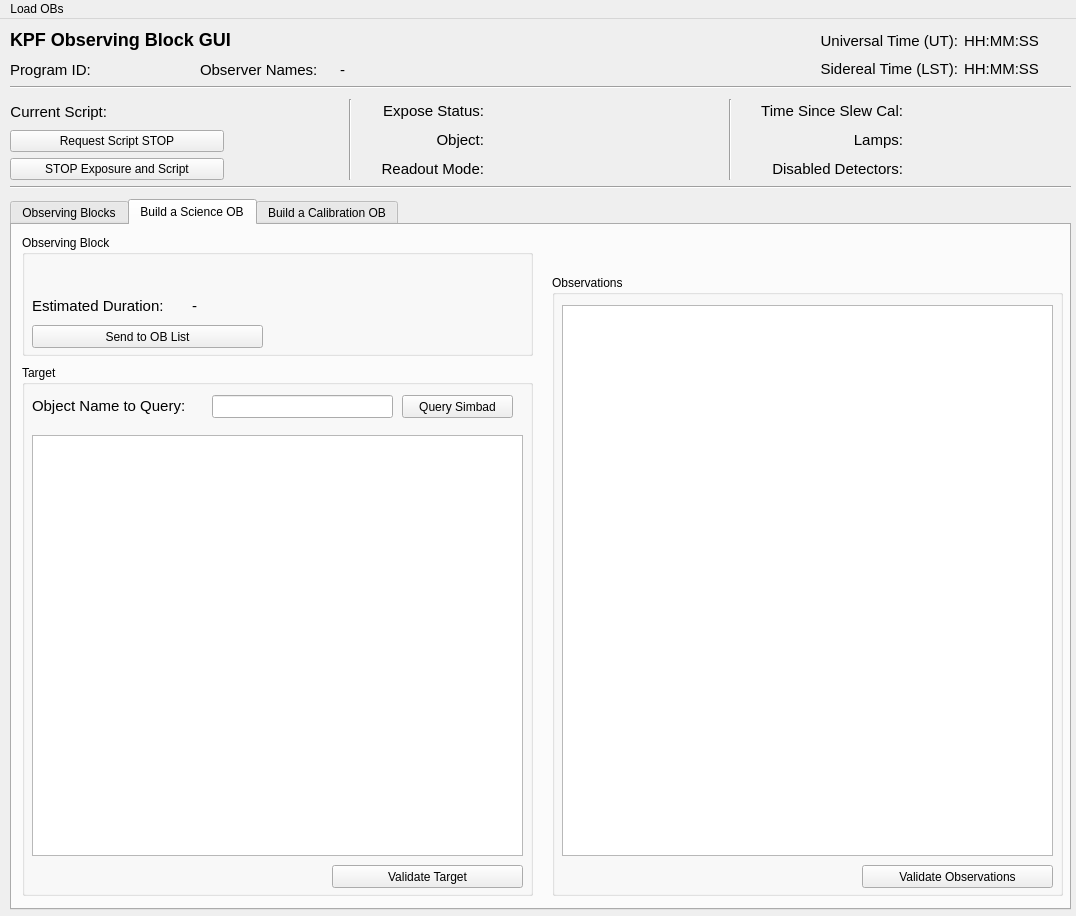
The window that kpf/OB_GUI/KPF_OB_GUI.ui (KeckObservatory/KPFTranslator) describes before a commit, drawn with Qt 5.
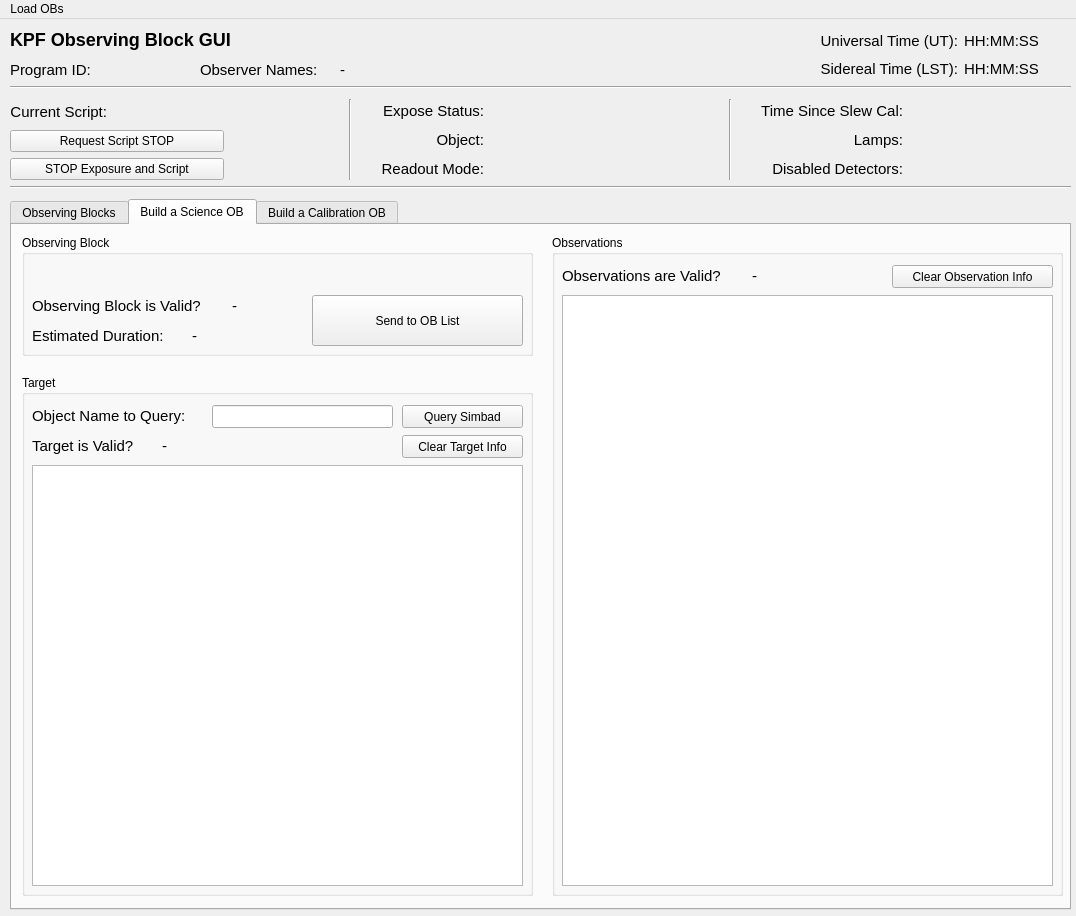
The same window after the commit. The open tabs and pages were chosen to show the change.

Commit message: Move build OB actions to tabs

What changed in the file:
```diff
--- a/kpf/OB_GUI/KPF_OB_GUI.ui
+++ b/kpf/OB_GUI/KPF_OB_GUI.ui
@@ -795,34 +795,15 @@
       <property name="geometry">
        <rect>
         <x>10</x>
-        <y>140</y>
+        <y>150</y>
         <width>511</width>
-        <height>531</height>
+        <height>521</height>
        </rect>
       </property>
       <property name="title">
        <string>Target</string>
       </property>
-      <widget class="QListView" name="TargetView">
-       <property name="geometry">
-        <rect>
-         <x>10</x>
-         <y>70</y>
-         <width>491</width>
-         <height>421</height>
-        </rect>
-       </property>
-       <property name="font">
-        <font>
-         <family>Monospace</family>
-         <pointsize>10</pointsize>
-        </font>
-       </property>
-       <property name="alternatingRowColors">
-        <bool>true</bool>
-       </property>
-      </widget>
-      <widget class="QLineEdit" name="QuerySimbadNameLineEdit">
+      <widget class="QLineEdit" name="BS_QuerySimbadLineEdit">
        <property name="geometry">
         <rect>
          <x>190</x>
@@ -855,7 +836,7 @@
         <rect>
          <x>380</x>
          <y>30</y>
-         <width>111</width>
+         <width>121</width>
          <height>23</height>
         </rect>
        </property>
@@ -866,12 +847,58 @@
         <string>Query Simbad</string>
        </property>
       </widget>
-      <widget class="QPushButton" name="ValidateTargetButton">
+      <widget class="QLabel" name="BS_TargetValidLabel">
        <property name="geometry">
         <rect>
-         <x>310</x>
-         <y>500</y>
-         <width>191</width>
+         <x>10</x>
+         <y>60</y>
+         <width>121</width>
+         <height>21</height>
+        </rect>
+       </property>
+       <property name="font">
+        <font>
+         <pointsize>11</pointsize>
+        </font>
+       </property>
+       <property name="text">
+        <string>Target is Valid?</string>
+       </property>
+      </widget>
+      <widget class="QLabel" name="BS_TargetValid">
+       <property name="geometry">
+        <rect>
+         <x>140</x>
+         <y>60</y>
+         <width>61</width>
+         <height>21</height>
+        </rect>
+       </property>
+       <property name="font">
+        <font>
+         <pointsize>11</pointsize>
+        </font>
+       </property>
+       <property name="text">
+        <string>-</string>
+       </property>
+      </widget>
+      <widget class="QPlainTextEdit" name="BS_TargetView">
+       <property name="geometry">
+        <rect>
+         <x>10</x>
+         <y>90</y>
+         <width>491</width>
+         <height>421</height>
+        </rect>
+       </property>
+      </widget>
+      <widget class="QPushButton" name="BS_ClearTargetButton">
+       <property name="geometry">
+        <rect>
+         <x>380</x>
+         <y>60</y>
+         <width>121</width>
          <height>23</height>
         </rect>
        </property>
@@ -879,7 +906,7 @@
         <string>This will set the current exposure to End, triggering a readout and will request the current script to stop at the next opportunity (typically after the exposure is done).</string>
        </property>
        <property name="text">
-        <string>Validate Target</string>
+        <string>Clear Target Info</string>
        </property>
       </widget>
      </widget>
@@ -887,39 +914,56 @@
       <property name="geometry">
        <rect>
         <x>540</x>
-        <y>50</y>
+        <y>10</y>
         <width>511</width>
-        <height>621</height>
+        <height>661</height>
        </rect>
       </property>
       <property name="title">
        <string>Observations</string>
       </property>
-      <widget class="QListView" name="ObservationsView">
+      <widget class="QLabel" name="BS_ObservationsValidLabel">
        <property name="geometry">
         <rect>
          <x>10</x>
          <y>30</y>
-         <width>491</width>
-         <height>551</height>
+         <width>181</width>
+         <height>21</height>
         </rect>
        </property>
        <property name="font">
         <font>
-         <family>Monospace</family>
-         <pointsize>10</pointsize>
+         <pointsize>11</pointsize>
         </font>
        </property>
-       <property name="alternatingRowColors">
-        <bool>true</bool>
+       <property name="text">
+        <string>Observations are Valid?</string>
        </property>
       </widget>
-      <widget class="QPushButton" name="ValidateObjectsButton">
+      <widget class="QLabel" name="BS_ObservationsValid">
        <property name="geometry">
         <rect>
-         <x>310</x>
-         <y>590</y>
-         <width>191</width>
+         <x>200</x>
+         <y>30</y>
+         <width>61</width>
+         <height>21</height>
+        </rect>
+       </property>
+       <property name="font">
+        <font>
+         <pointsize>11</pointsize>
+        </font>
+       </property>
+       <property name="text">
+        <string>-</string>
+       </property>
+      </widget>
+      <widget class="QPushButton" name="BS_ClearObservationsButton">
+       <property name="geometry">
+        <rect>
+         <x>340</x>
+         <y>30</y>
+         <width>161</width>
          <height>23</height>
         </rect>
        </property>
@@ -927,7 +971,17 @@
         <string>This will set the current exposure to End, triggering a readout and will request the current script to stop at the next opportunity (typically after the exposure is done).</string>
        </property>
        <property name="text">
-        <string>Validate Observations</string>
+        <string>Clear Observation Info</string>
+       </property>
+      </widget>
+      <widget class="QPlainTextEdit" name="BS_ObservationsView">
+       <property name="geometry">
+        <rect>
+         <x>10</x>
+         <y>60</y>
+         <width>491</width>
+         <height>591</height>
+        </rect>
        </property>
       </widget>
      </widget>
@@ -946,10 +1000,10 @@
       <widget class="QPushButton" name="SendToOBListButton">
        <property name="geometry">
         <rect>
-         <x>10</x>
-         <y>90</y>
-         <width>231</width>
-         <height>23</height>
+         <x>290</x>
+         <y>60</y>
+         <width>211</width>
+         <height>51</height>
         </rect>
        </property>
        <property name="toolTip">
@@ -963,7 +1017,7 @@
        <property name="geometry">
         <rect>
          <x>10</x>
-         <y>60</y>
+         <y>90</y>
          <width>161</width>
          <height>21</height>
         </rect>
@@ -981,7 +1035,7 @@
        <property name="geometry">
         <rect>
          <x>170</x>
-         <y>60</y>
+         <y>90</y>
          <width>101</width>
          <height>21</height>
         </rect>
@@ -995,6 +1049,61 @@
         <string>-</string>
        </property>
       </widget>
+      <widget class="QLabel" name="BS_OBValidLabel">
+       <property name="geometry">
+        <rect>
+         <x>10</x>
+         <y>60</y>
+         <width>191</width>
+         <height>21</height>
+        </rect>
+       </property>
+       <property name="font">
+        <font>
+         <pointsize>11</pointsize>
+        </font>
+       </property>
+       <property name="text">
+        <string>Observing Block is Valid?</string>
+       </property>
+      </widget>
+      <widget class="QLabel" name="BS_OBValid">
+       <property name="geometry">
+        <rect>
+         <x>210</x>
+         <y>60</y>
+         <width>61</width>
+         <height>21</height>
+        </rect>
+       </property>
+       <property name="font">
+        <font>
+         <pointsize>11</pointsize>
+        </font>
+       </property>
+       <property name="text">
+        <string>-</string>
+       </property>
+      </widget>
+      <widget class="QLabel" name="BS_OBString">
+       <property name="geometry">
+        <rect>
+         <x>10</x>
+         <y>30</y>
+         <width>491</width>
+         <height>21</height>
+        </rect>
+       </property>
+       <property name="font">
+        <font>
+         <family>Monospace</family>
+         <pointsize>10</pointsize>
+        </font>
+       </property>
+       <property name="text">
+        <string> </string>
+       </property>
+      </widget>
      </widget>
     </widget>
     <widget class="QWidget" name="CalibrationOB">
```
Left out of the diff: 12 changed lines with no effect on the pictures. The commit also changes 1 other file.
